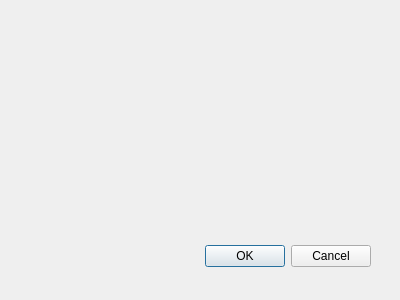
Above: ALCalculator_dialog_base.ui from pankonduktortoja/Quick-area-and-length-calculator before the change. Below: the same form after it.
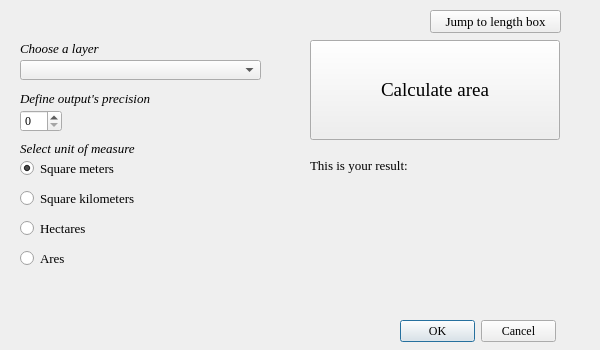
That is the form after the change.

What changed in the file:
```diff
--- a/ALCalculator_dialog_base.ui
+++ b/ALCalculator_dialog_base.ui
@@ -1,33 +1,365 @@
 <ui version="4.0" >
  <class>ALCalculatorDialogBase</class>
- <widget class="QDialog" name="ALCalculatorDialogBase" >
-  <property name="geometry" >
+ <widget class="QDialog" name="ALCalculatorDialogBase">
+  <property name="geometry">
    <rect>
     <x>0</x>
     <y>0</y>
-    <width>400</width>
-    <height>300</height>
+    <width>600</width>
+    <height>350</height>
    </rect>
   </property>
-  <property name="windowTitle" >
+  <property name="minimumSize">
+   <size>
+    <width>600</width>
+    <height>350</height>
+   </size>
+  </property>
+  <property name="maximumSize">
+   <size>
+    <width>600</width>
+    <height>350</height>
+   </size>
+  </property>
+  <property name="font">
+   <font>
+    <family>Times New Roman</family>
+   </font>
+  </property>
+  <property name="windowTitle">
    <string>Quick area and length calculator</string>
   </property>
-  <widget class="QDialogButtonBox" name="button_box" >
-   <property name="geometry" >
+  <widget class="QDialogButtonBox" name="button_box">
+   <property name="geometry">
     <rect>
-     <x>30</x>
-     <y>240</y>
-     <width>341</width>
-     <height>32</height>
+     <x>400</x>
+     <y>320</y>
+     <width>156</width>
+     <height>23</height>
     </rect>
    </property>
-   <property name="orientation" >
+   <property name="font">
+    <font>
+     <family>Times New Roman</family>
+    </font>
+   </property>
+   <property name="orientation">
     <enum>Qt::Horizontal</enum>
    </property>
    <property name="standardButtons" >
     <set>QDialogButtonBox::Cancel|QDialogButtonBox::Ok</set>
    </property>
   </widget>
+  <widget class="QStackedWidget" name="stackedWidget">
+   <property name="geometry">
+    <rect>
+     <x>10</x>
+     <y>10</y>
+     <width>580</width>
+     <height>301</height>
+    </rect>
+   </property>
+   <property name="currentIndex">
+    <number>1</number>
+   </property>
+   <widget class="QWidget" name="home">
+    <widget class="QPushButton" name="pbAreaPage">
+     <property name="geometry">
+      <rect>
+       <x>30</x>
+       <y>120</y>
+       <width>250</width>
+       <height>100</height>
+      </rect>
+     </property>
+     <property name="font">
+      <font>
+       <family>Times New Roman</family>
+       <pointsize>14</pointsize>
+      </font>
+     </property>
+     <property name="text">
+      <string>Area</string>
+     </property>
+    </widget>
+    <widget class="QPushButton" name="pbLengthPage">
+     <property name="geometry">
+      <rect>
+       <x>300</x>
+       <y>120</y>
+       <width>250</width>
+       <height>100</height>
+      </rect>
+     </property>
+     <property name="font">
+      <font>
+       <family>Times New Roman</family>
+       <pointsize>14</pointsize>
+      </font>
+     </property>
+     <property name="text">
+      <string>Length</string>
+     </property>
+    </widget>
+    <widget class="QLabel" name="label">
+     <property name="geometry">
+      <rect>
+       <x>150</x>
+       <y>30</y>
+       <width>301</width>
+       <height>51</height>
+      </rect>
+     </property>
+     <property name="font">
+      <font>
+       <family>Times New Roman</family>
+       <pointsize>16</pointsize>
+      </font>
+     </property>
+     <property name="text">
+      <string>What do you want to calculate?</string>
+     </property>
+    </widget>
+   </widget>
+   <widget class="QWidget" name="area">
+    <widget class="QPushButton" name="pbAreaCalc">
+     <property name="geometry">
+      <rect>
+       <x>300</x>
+       <y>30</y>
+       <width>250</width>
+       <height>100</height>
+      </rect>
+     </property>
+     <property name="font">
+      <font>
+       <family>Times New Roman</family>
+       <pointsize>14</pointsize>
+      </font>
+     </property>
+     <property name="text">
+      <string>Calculate area</string>
+     </property>
+    </widget>
+    <widget class="QComboBox" name="cbAreaLayerList">
+     <property name="geometry">
+      <rect>
+       <x>10</x>
+       <y>50</y>
+       <width>241</width>
+       <height>20</height>
+      </rect>
+     </property>
+    </widget>
+    <widget class="QLabel" name="label_2">
+     <property name="geometry">
+      <rect>
+       <x>10</x>
+       <y>30</y>
+       <width>231</width>
+       <height>16</height>
+      </rect>
+     </property>
+     <property name="font">
+      <font>
+       <family>Times New Roman</family>
+       <pointsize>10</pointsize>
+       <italic>true</italic>
+      </font>
+     </property>
+     <property name="text">
+      <string>Choose a layer</string>
+     </property>
+    </widget>
+    <widget class="QSpinBox" name="sbAreaPrecision">
+     <property name="geometry">
+      <rect>
+       <x>10</x>
+       <y>100</y>
+       <width>42</width>
+       <height>22</height>
+      </rect>
+     </property>
+    </widget>
+    <widget class="QLabel" name="label_3">
+     <property name="geometry">
+      <rect>
+       <x>10</x>
+       <y>80</y>
+       <width>231</width>
+       <height>16</height>
+      </rect>
+     </property>
+     <property name="font">
+      <font>
+       <family>Times New Roman</family>
+       <pointsize>10</pointsize>
+       <italic>true</italic>
+      </font>
+     </property>
+     <property name="text">
+      <string>Define output's precision</string>
+     </property>
+    </widget>
+    <widget class="QRadioButton" name="rbAreaMeters">
+     <property name="geometry">
+      <rect>
+       <x>10</x>
+       <y>150</y>
+       <width>171</width>
+       <height>17</height>
+      </rect>
+     </property>
+     <property name="font">
+      <font>
+       <family>Times New Roman</family>
+       <pointsize>10</pointsize>
+      </font>
+     </property>
+     <property name="text">
+      <string>Square meters</string>
+     </property>
+     <property name="checked">
+      <bool>true</bool>
+     </property>
+    </widget>
+    <widget class="QRadioButton" name="rbAreaKilometers">
+     <property name="geometry">
+      <rect>
+       <x>10</x>
+       <y>180</y>
+       <width>181</width>
+       <height>17</height>
+      </rect>
+     </property>
+     <property name="font">
+      <font>
+       <family>Times New Roman</family>
+       <pointsize>10</pointsize>
+      </font>
+     </property>
+     <property name="text">
+      <string>Square kilometers</string>
+     </property>
+    </widget>
+    <widget class="QRadioButton" name="rbAreaHectares">
+     <property name="geometry">
+      <rect>
+       <x>10</x>
+       <y>210</y>
+       <width>201</width>
+       <height>17</height>
+      </rect>
+     </property>
+     <property name="font">
+      <font>
+       <family>Times New Roman</family>
+       <pointsize>10</pointsize>
+      </font>
+     </property>
+     <property name="text">
+      <string>Hectares</string>
+     </property>
+    </widget>
+    <widget class="QRadioButton" name="rbAreaAres">
+     <property name="geometry">
+      <rect>
+       <x>10</x>
+       <y>240</y>
+       <width>201</width>
+       <height>17</height>
+      </rect>
+     </property>
+     <property name="font">
+      <font>
+       <family>Times New Roman</family>
+       <pointsize>10</pointsize>
+      </font>
+     </property>
+     <property name="text">
+      <string>Ares</string>
+     </property>
+    </widget>
+    <widget class="QLabel" name="label_4">
+     <property name="geometry">
+      <rect>
+       <x>300</x>
+       <y>140</y>
+       <width>251</width>
+       <height>31</height>
+      </rect>
+     </property>
+     <property name="font">
+      <font>
+       <family>Times New Roman</family>
+       <pointsize>10</pointsize>
+      </font>
+     </property>
+     <property name="text">
+      <string>This is your result:</string>
+     </property>
+    </widget>
+    <widget class="QLabel" name="lblAreaResult">
+     <property name="geometry">
+      <rect>
+       <x>300</x>
+       <y>180</y>
+       <width>251</width>
+       <height>51</height>
+      </rect>
+     </property>
+     <property name="font">
+      <font>
+       <family>Times New Roman</family>
+       <pointsize>10</pointsize>
+      </font>
+     </property>
+     <property name="text">
+      <string/>
+     </property>
+    </widget>
+    <widget class="QPushButton" name="pbJumpLength">
+     <property name="geometry">
+      <rect>
+       <x>420</x>
+       <y>0</y>
+       <width>131</width>
+       <height>23</height>
+      </rect>
+     </property>
+     <property name="font">
+      <font>
+       <family>Times New Roman</family>
+       <pointsize>10</pointsize>
+      </font>
+     </property>
+     <property name="text">
+      <string>Jump to length box</string>
+     </property>
+    </widget>
+    <widget class="QLabel" name="label_5">
+     <property name="geometry">
+      <rect>
+       <x>10</x>
+       <y>130</y>
+       <width>171</width>
+       <height>16</height>
+      </rect>
+     </property>
+     <property name="font">
+      <font>
+       <family>Times New Roman</family>
+       <pointsize>10</pointsize>
+       <italic>true</italic>
+      </font>
+     </property>
+     <property name="text">
+      <string>Select unit of measure</string>
+     </property>
+    </widget>
+   </widget>
+   <widget class="QWidget" name="length"/>
+  </widget>
  </widget>
  <resources/>
  <connections>
```
Left out of the diff: 29 changed lines with no effect on the pictures.
